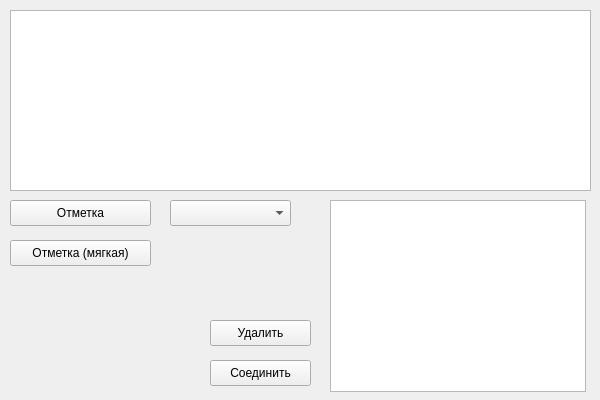
Above: uis/sentence_edit.ui from Holodome/ling before the change. Below: the same form after it.
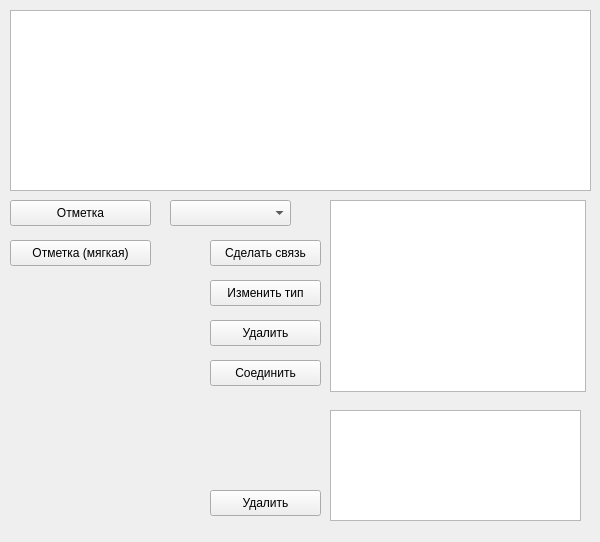
That is the form after the change.

Commit message: simple connections view and generation

```diff
--- a/uis/sentence_edit.ui
+++ b/uis/sentence_edit.ui
@@ -7,7 +7,7 @@
     <x>0</x>
     <y>0</y>
     <width>600</width>
-    <height>400</height>
+    <height>542</height>
    </rect>
   </property>
   <property name="sizePolicy">
@@ -67,7 +67,7 @@
     <rect>
      <x>210</x>
      <y>360</y>
-     <width>101</width>
+     <width>111</width>
      <height>26</height>
     </rect>
    </property>
@@ -93,7 +93,7 @@
     <rect>
      <x>210</x>
      <y>320</y>
-     <width>101</width>
+     <width>111</width>
      <height>26</height>
     </rect>
    </property>
@@ -101,6 +101,55 @@
     <string>Удалить</string>
    </property>
   </widget>
+  <widget class="QPushButton" name="change_kind_btn">
+   <property name="geometry">
+    <rect>
+     <x>210</x>
+     <y>280</y>
+     <width>111</width>
+     <height>26</height>
+    </rect>
+   </property>
+   <property name="text">
+    <string>Изменить тип</string>
+   </property>
+  </widget>
+  <widget class="QListWidget" name="connections_list">
+   <property name="geometry">
+    <rect>
+     <x>330</x>
+     <y>410</y>
+     <width>251</width>
+     <height>111</height>
+    </rect>
+   </property>
+  </widget>
+  <widget class="QPushButton" name="delete_con_btn">
+   <property name="geometry">
+    <rect>
+     <x>210</x>
+     <y>490</y>
+     <width>111</width>
+     <height>26</height>
+    </rect>
+   </property>
+   <property name="text">
+    <string>Удалить</string>
+   </property>
+  </widget>
+  <widget class="QPushButton" name="make_con_btn">
+   <property name="geometry">
+    <rect>
+     <x>210</x>
+     <y>240</y>
+     <width>111</width>
+     <height>26</height>
+    </rect>
+   </property>
+   <property name="text">
+    <string>Сделать связь</string>
+   </property>
+  </widget>
  </widget>
  <resources/>
  <connections/>
```
The commit also changes 2 other files.
